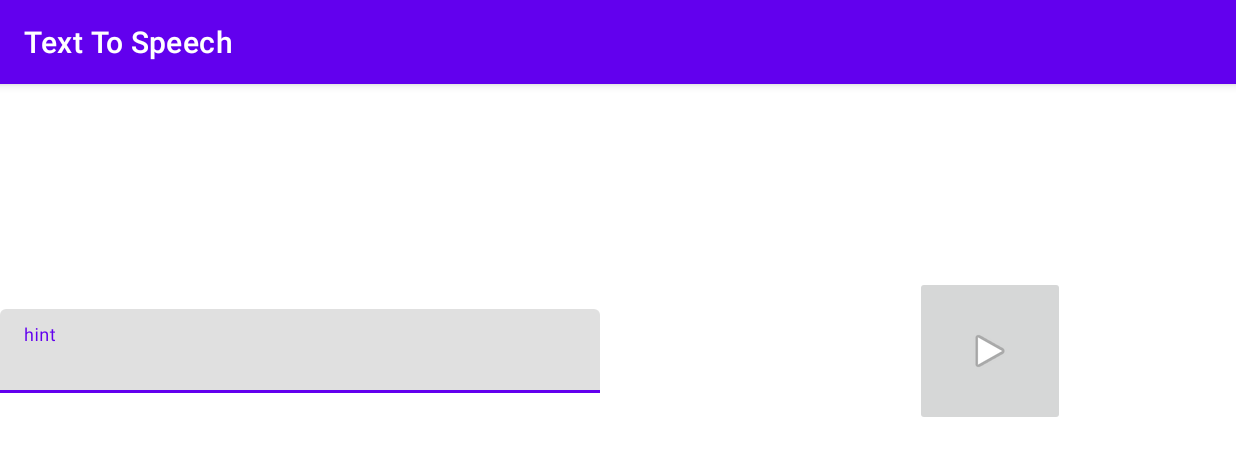
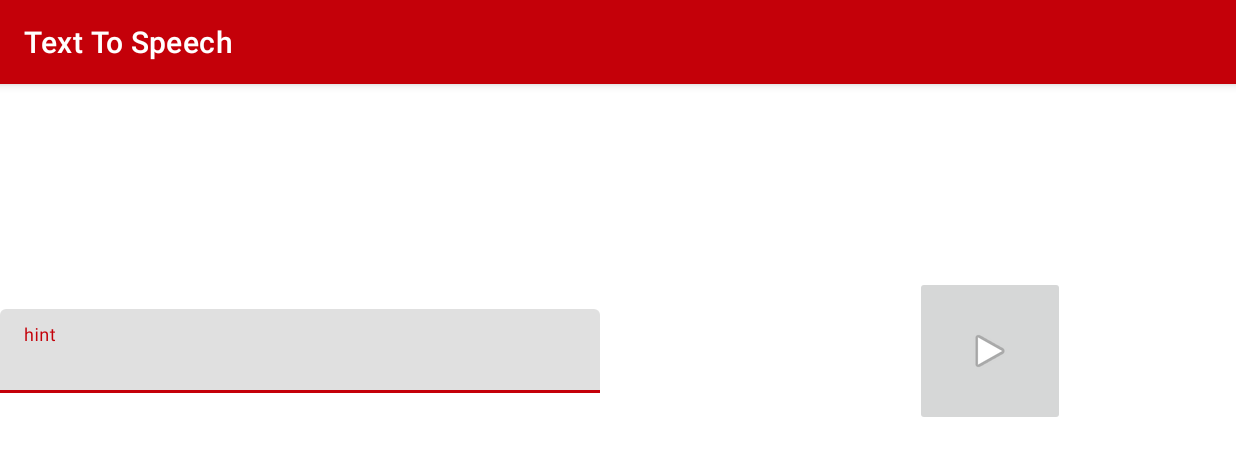
Before and after one commit to nitek29/Pasapalabra, an Android app: the TextToSpeechActivity screen opened directly, with no data from a screen before it, on a phone screen of 824 x 412 dp (held sideways). Shown: the top 456 px of the screen. Run offline under Robolectric (Android 15) with nearby library versions, the phone set to English and light mode, and no system bars.

Commit message:
modification theme application

```diff
--- a/app/src/main/res/values-night/themes.xml
+++ b/app/src/main/res/values-night/themes.xml
@@ -2,8 +2,8 @@
     <!-- Base application theme. -->
     <style name="Theme.Pasapalabra" parent="Theme.MaterialComponents.DayNight.DarkActionBar">
         <!-- Primary brand color. -->
-        <item name="colorPrimary">@color/purple_200</item>
-        <item name="colorPrimaryVariant">@color/purple_700</item>
+        <item name="colorPrimary">@color/ic_launcher_icon_background</item>
+        <item name="colorPrimaryVariant">@color/red_variant</item>
         <item name="colorOnPrimary">@color/black</item>
         <!-- Secondary brand color. -->
         <item name="colorSecondary">@color/teal_200</item>
--- a/app/src/main/res/values/colors.xml
+++ b/app/src/main/res/values/colors.xml
@@ -1,8 +1,6 @@
 <?xml version="1.0" encoding="utf-8"?>
 <resources>
-    <color name="purple_200">#FFBB86FC</color>
-    <color name="purple_500">#FF6200EE</color>
-    <color name="purple_700">#FF3700B3</color>
+    <color name="red_variant">#9B0009</color>
     <color name="teal_200">#FF03DAC5</color>
     <color name="teal_700">#FF018786</color>
     <color name="black">#FF000000</color>
--- a/app/src/main/res/values/themes.xml
+++ b/app/src/main/res/values/themes.xml
@@ -2,8 +2,8 @@
     <!-- Base application theme. -->
     <style name="Theme.Pasapalabra" parent="Theme.MaterialComponents.DayNight.DarkActionBar">
         <!-- Primary brand color. -->
-        <item name="colorPrimary">@color/purple_500</item>
-        <item name="colorPrimaryVariant">@color/purple_700</item>
+        <item name="colorPrimary">@color/ic_launcher_icon_background</item>
+        <item name="colorPrimaryVariant">@color/red_variant</item>
         <item name="colorOnPrimary">@color/white</item>
         <!-- Secondary brand color. -->
         <item name="colorSecondary">@color/teal_200</item>
```
